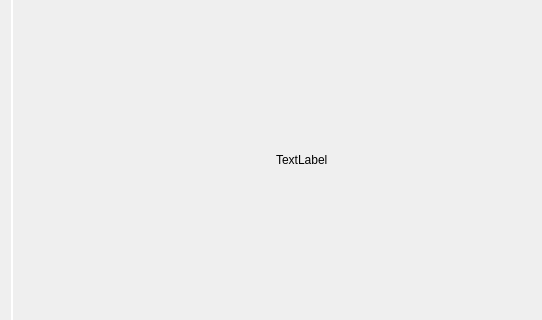
Above: branches/yali-qt4/uis/main.ui from pars-linux/uludag before the change; both pictures show x 0 to 542 and y 156 to 476 of the 884 by 617 pixel window. Below: the same form after it.
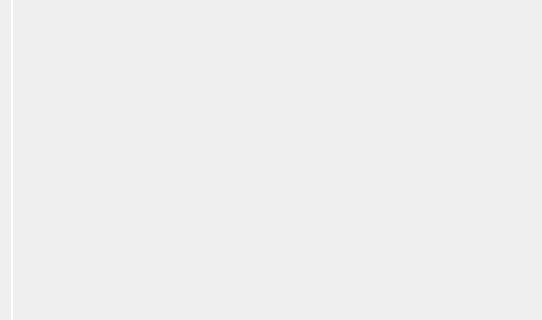
That is the form after the change. Icons and pictures are not drawn.

Commit message: use StackedWidget now can navigate ;)

```diff
--- a/branches/yali-qt4/uis/main.ui
+++ b/branches/yali-qt4/uis/main.ui
@@ -17,7 +17,7 @@
     background-image:url('/usr/share/yali4/pics/background.png')
 }
 
-QFrame#mainContentFrame {
+QStackedWidget#mainStack {
      border-style: outset;
      border-width: 2px;
      border-radius: 14px;
@@ -142,89 +142,11 @@
         <number>0</number>
        </property>
        <item>
-        <widget class="QFrame" name="mainContentFrame" >
-         <property name="frameShape" >
-          <enum>QFrame::StyledPanel</enum>
+        <widget class="QStackedWidget" name="mainStack" >
+         <property name="currentIndex" >
+          <number>0</number>
          </property>
-         <layout class="QGridLayout" >
-          <property name="leftMargin" >
-           <number>0</number>
-          </property>
-          <property name="topMargin" >
-           <number>0</number>
-          </property>
-          <property name="rightMargin" >
-           <number>0</number>
-          </property>
-          <property name="bottomMargin" >
-           <number>0</number>
-          </property>
-          <property name="horizontalSpacing" >
-           <number>0</number>
-          </property>
-          <property name="verticalSpacing" >
-           <number>0</number>
-          </property>
-          <item row="0" column="1" >
-           <spacer>
-            <property name="orientation" >
-             <enum>Qt::Vertical</enum>
-            </property>
-            <property name="sizeHint" >
-             <size>
-              <width>20</width>
-              <height>40</height>
-             </size>
-            </property>
-           </spacer>
-          </item>
-          <item row="1" column="0" >
-           <spacer>
-            <property name="orientation" >
-             <enum>Qt::Horizontal</enum>
-            </property>
-            <property name="sizeHint" >
-             <size>
-              <width>40</width>
-              <height>20</height>
-             </size>
-            </property>
-           </spacer>
-          </item>
-          <item row="1" column="1" >
-           <widget class="QLabel" name="label_3" >
-            <property name="text" >
-             <string>TextLabel</string>
-            </property>
-           </widget>
-          </item>
-          <item row="1" column="2" >
-           <spacer>
-            <property name="orientation" >
-             <enum>Qt::Horizontal</enum>
-            </property>
-            <property name="sizeHint" >
-             <size>
-              <width>40</width>
-              <height>20</height>
-             </size>
-            </property>
-           </spacer>
-          </item>
-          <item row="2" column="1" >
-           <spacer>
-            <property name="orientation" >
-             <enum>Qt::Vertical</enum>
-            </property>
-            <property name="sizeHint" >
-             <size>
-              <width>20</width>
-              <height>40</height>
-             </size>
-            </property>
-           </spacer>
-          </item>
-         </layout>
+         <widget class="QWidget" name="page" />
         </widget>
        </item>
        <item>
```
The commit also changes 1 other file.
